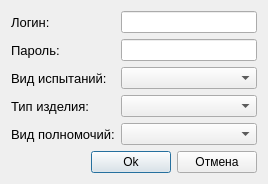
Qt form toAdmin/rightdialog.ui (Veala/toAdmin) before a commit.
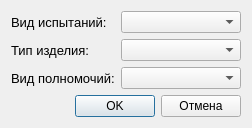
The same form after that commit.

```diff
--- a/toAdmin/rightdialog.ui
+++ b/toAdmin/rightdialog.ui
@@ -6,8 +6,8 @@
    <rect>
     <x>0</x>
     <y>0</y>
-    <width>268</width>
-    <height>177</height>
+    <width>251</width>
+    <height>125</height>
    </rect>
   </property>
   <property name="windowTitle">
@@ -18,30 +18,6 @@
     <layout class="QHBoxLayout" name="horizontalLayout">
      <item>
       <layout class="QVBoxLayout" name="verticalLayout">
-       <item>
-        <widget class="QLabel" name="label">
-         <property name="font">
-          <font>
-           <pointsize>10</pointsize>
-          </font>
-         </property>
-         <property name="text">
-          <string>Логин:</string>
-         </property>
-        </widget>
-       </item>
-       <item>
-        <widget class="QLabel" name="label_2">
-         <property name="font">
-          <font>
-           <pointsize>10</pointsize>
-          </font>
-         </property>
-         <property name="text">
-          <string>Пароль:</string>
-         </property>
-        </widget>
-       </item>
        <item>
         <widget class="QLabel" name="label_3">
          <property name="font">
@@ -83,19 +59,34 @@
      <item>
       <layout class="QVBoxLayout" name="verticalLayout_2">
        <item>
-        <widget class="QLineEdit" name="lineEdit"/>
+        <widget class="QComboBox" name="comboBox">
+         <property name="minimumSize">
+          <size>
+           <width>120</width>
+           <height>0</height>
+          </size>
+         </property>
+        </widget>
        </item>
        <item>
-        <widget class="QLineEdit" name="lineEdit_2"/>
+        <widget class="QComboBox" name="comboBox_2">
+         <property name="minimumSize">
+          <size>
+           <width>120</width>
+           <height>0</height>
+          </size>
+         </property>
+        </widget>
        </item>
        <item>
-        <widget class="QComboBox" name="comboBox"/>
-       </item>
-       <item>
-        <widget class="QComboBox" name="comboBox_2"/>
-       </item>
-       <item>
-        <widget class="QComboBox" name="comboBox_3"/>
+        <widget class="QComboBox" name="comboBox_3">
+         <property name="minimumSize">
+          <size>
+           <width>120</width>
+           <height>0</height>
+          </size>
+         </property>
+        </widget>
        </item>
       </layout>
      </item>
@@ -119,7 +110,7 @@
      <item>
       <widget class="QPushButton" name="pushButton_Ok">
        <property name="text">
-        <string>Ok</string>
+        <string>OK</string>
        </property>
       </widget>
      </item>
```
